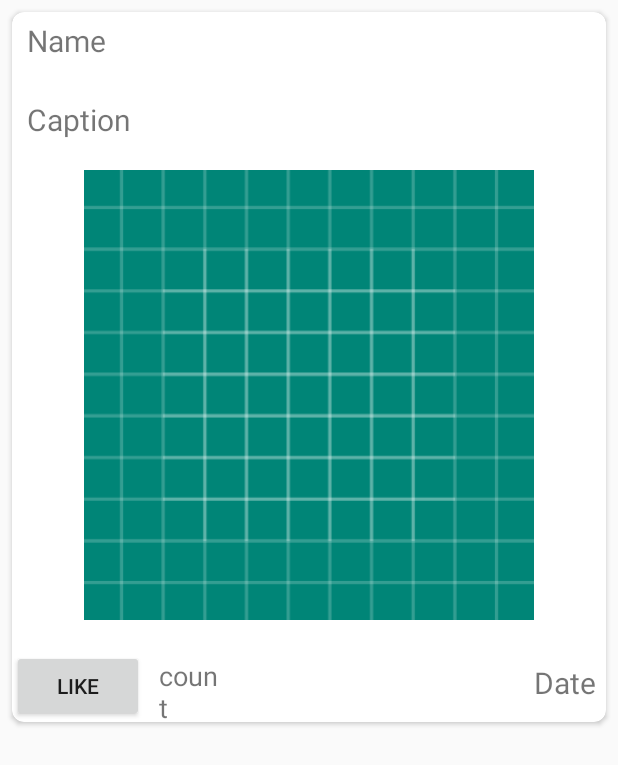
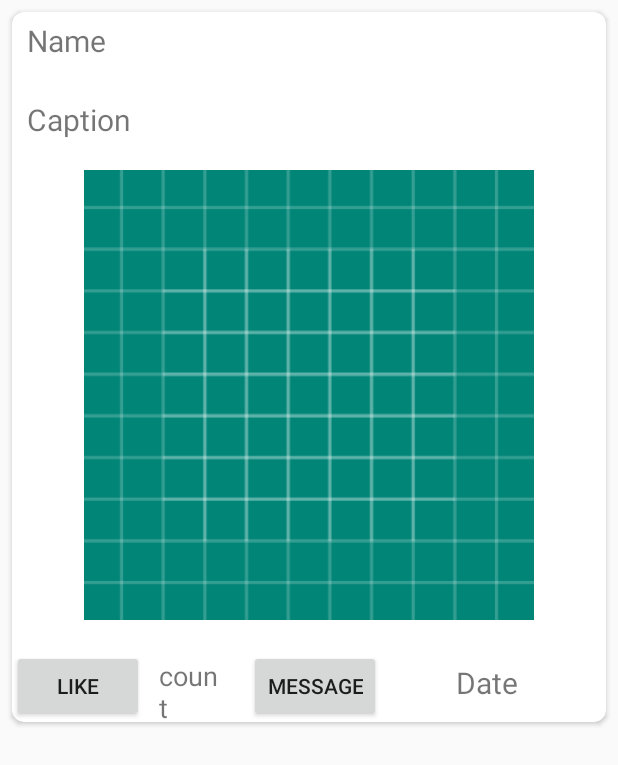
Before and after one commit to murligoel/INSTAGRAM, an Android app: the layout post_model.xml on its own in the app's theme, with its tools: preview values and no code run, on a phone screen of 412 x 824 dp. Shown: the top 765 px of the screen. Run offline under Robolectric (Android 15) with nearby library versions, the phone set to English and light mode, and no system bars.

Commit message:
added post comment using post request

```diff
--- a/app/src/main/AndroidManifest.xml
+++ b/app/src/main/AndroidManifest.xml
@@ -19,7 +19,8 @@
         android:supportsRtl="true"
         android:theme="@style/Theme.AppCompat.Light.NoActionBar"
         tools:ignore="AllowBackup,GoogleAppIndexingWarning">
-        <activity android:name=".activity.PostActivity"></activity>
+        <activity android:name=".activity.MessageActivity"></activity>
+        <activity android:name=".activity.PostActivity" />
         <activity android:name=".activity.ViewProfileActivity" />
         <activity android:name=".activity.EditProfileActivity" />
         <activity android:name=".activity.FrontPageActivity">
--- a/app/src/main/java/com/example/android/instagram/Interface/APIService.java
+++ b/app/src/main/java/com/example/android/instagram/Interface/APIService.java
@@ -66,5 +66,7 @@ public interface APIService {
     @GET("like/{id}/")
     Call<Like> createLike(@Path("id") String id, @Header("Authorization") String authToken);
 
-
+    @Multipart
+    @POST("comment/{id}/")
+    Call<ResponseBody> commentPost(@Path("id") String id, @Header("Authorization") String authToken,@Part("text") RequestBody text);
 }
--- a/app/src/main/java/com/example/android/instagram/httpservice/HttpClientService.java
+++ b/app/src/main/java/com/example/android/instagram/httpservice/HttpClientService.java
@@ -16,7 +16,7 @@ public class HttpClientService {
 
 
         retrofit = new Retrofit.Builder()
-                .baseUrl("http://692f2488.ngrok.io/")
+                .baseUrl("http://22b46959.ngrok.io/")
                 .addConverterFactory(GsonConverterFactory.create())
                 .client(client)
                 .build();
--- a/app/src/main/res/layout/post_model.xml
+++ b/app/src/main/res/layout/post_model.xml
@@ -15,29 +15,29 @@
             android:id="@+id/name_view"
             android:layout_width="match_parent"
             android:layout_height="wrap_content"
+            android:layout_marginLeft="10dp"
+            android:layout_marginTop="5dp"
+            android:layout_marginBottom="20dp"
             android:text="Name"
-        android:textSize="20dp"
-        android:layout_marginLeft="10dp"
-        android:layout_marginBottom="20dp"
-        android:layout_marginTop="5dp"/>
+            android:textSize="20dp" />
 
         <TextView
             android:id="@+id/caption_view"
             android:layout_width="match_parent"
             android:layout_height="wrap_content"
+            android:layout_marginLeft="10dp"
+            android:layout_marginTop="5dp"
+            android:layout_marginBottom="20dp"
             android:text="Caption"
-        android:textSize="20dp"
-        android:layout_marginLeft="10dp"
-        android:layout_marginBottom="20dp"
-        android:layout_marginTop="5dp"/>
+            android:textSize="20dp" />
 
         <ImageView
             android:id="@+id/image_view"
             android:layout_width="match_parent"
             android:layout_height="300dp"
+            android:layout_marginBottom="20dp"
             android:background="@drawable/roundedbutton"
-        android:src="@drawable/ic_launcher_background"
-        android:layout_marginBottom="20dp"/>
+            android:src="@drawable/ic_launcher_background" />
 
 
         <LinearLayout
@@ -49,24 +49,31 @@
                 android:id="@+id/post_like"
                 android:layout_width="wrap_content"
                 android:layout_height="wrap_content"
-        android:text="like"/>
+                android:text="like" />
 
             <TextView
                 android:id="@+id/like_count"
                 android:layout_width="40dp"
                 android:layout_height="50dp"
+                android:layout_marginLeft="10dp"
+                android:layout_marginTop="-5dp"
                 android:text="count"
-        android:textSize="18dp"
-        android:layout_marginLeft="10dp"
-        android:layout_marginTop="-5dp" />
+                android:textSize="18dp" />
+
+            <Button
+                android:id="@+id/message_comment"
+                android:layout_width="wrap_content"
+                android:layout_height="wrap_content"
+                android:text="message"
+                android:layout_marginLeft="20dp"/>
 
             <TextView
                 android:id="@+id/date_view"
                 android:layout_width="182dp"
                 android:layout_height="wrap_content"
+                android:layout_marginLeft="50dp"
                 android:text="Date"
-        android:textSize="20dp"
-        android:layout_marginLeft="210dp"/>
+                android:textSize="20dp" />
 
 
         </LinearLayout>
```
Also changed, not shown: app/src/main/java/com/example/android/instagram/activity/MessageActivity.java (added, +92 -0 lines), app/src/main/java/com/example/android/instagram/adapter/PostAdapter.java (+28 -3 lines), app/src/main/java/com/example/android/instagram/model/Comment.java (added, +13 -0 lines), app/src/main/res/layout/activity_message.xml (added, +35 -0 lines), app/src/main/res/drawable/message.png (added), app/src/main/res/layout/activity_filter.xml (indentation only). Lines whose indentation alone changed are shown as unchanged.
